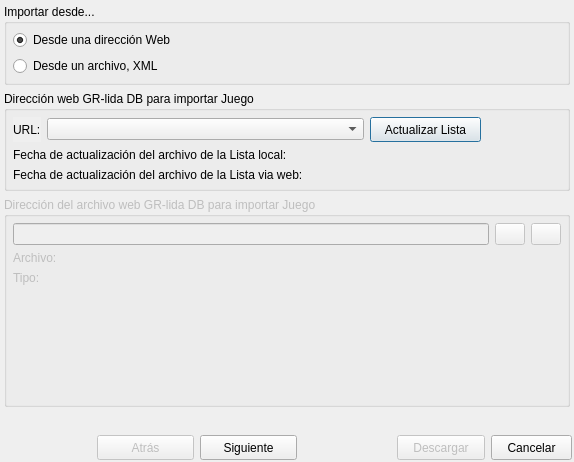
This is ui/importar_juego.ui in Monthy/gr-lida as Qt 5 draws it before an edit. The edited form follows.
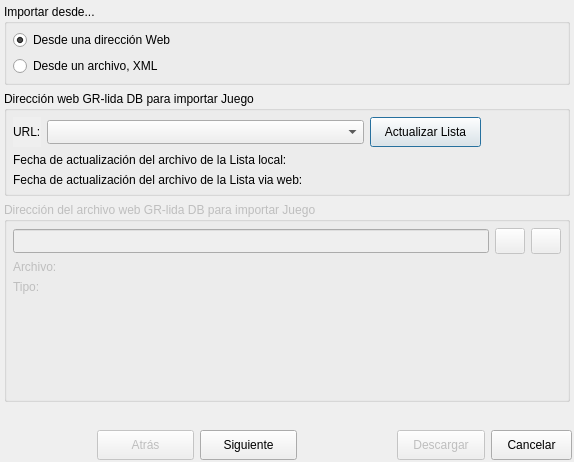
This is the edited form. Icons and pictures are not drawn.

What changed in the file:
```diff
--- a/ui/importar_juego.ui
+++ b/ui/importar_juego.ui
@@ -109,6 +109,12 @@
                 <verstretch>0</verstretch>
                </sizepolicy>
               </property>
+              <property name="minimumSize" >
+               <size>
+                <width>0</width>
+                <height>24</height>
+               </size>
+              </property>
               <property name="editable" >
                <bool>false</bool>
               </property>
@@ -119,7 +125,7 @@
               <property name="minimumSize" >
                <size>
                 <width>111</width>
-                <height>25</height>
+                <height>30</height>
                </size>
               </property>
               <property name="text" >
@@ -211,10 +217,23 @@
           <item>
            <layout class="QHBoxLayout" >
             <item>
-             <widget class="QLineEdit" name="DirFileXML" />
+             <widget class="QLineEdit" name="DirFileXML" >
+              <property name="minimumSize" >
+               <size>
+                <width>0</width>
+                <height>24</height>
+               </size>
+              </property>
+             </widget>
             </item>
             <item>
              <widget class="QPushButton" name="btnDirFileXML" >
+              <property name="minimumSize" >
+               <size>
+                <width>30</width>
+                <height>26</height>
+               </size>
+              </property>
               <property name="maximumSize" >
                <size>
                 <width>30</width>
@@ -232,6 +251,12 @@
             </item>
             <item>
              <widget class="QPushButton" name="btnDirFileXML_clear" >
+              <property name="minimumSize" >
+               <size>
+                <width>30</width>
+                <height>26</height>
+               </size>
+              </property>
               <property name="maximumSize" >
                <size>
                 <width>30</width>
@@ -1260,13 +1285,7 @@
        <property name="minimumSize" >
         <size>
          <width>97</width>
-         <height>25</height>
-        </size>
-       </property>
-       <property name="maximumSize" >
-        <size>
-         <width>97</width>
-         <height>25</height>
+         <height>30</height>
         </size>
        </property>
        <property name="text" >
@@ -1286,13 +1305,7 @@
        <property name="minimumSize" >
         <size>
          <width>97</width>
-         <height>25</height>
-        </size>
-       </property>
-       <property name="maximumSize" >
-        <size>
-         <width>97</width>
-         <height>25</height>
+         <height>30</height>
         </size>
        </property>
        <property name="text" >
@@ -1325,13 +1338,7 @@
        <property name="minimumSize" >
         <size>
          <width>88</width>
-         <height>25</height>
-        </size>
-       </property>
-       <property name="maximumSize" >
-        <size>
-         <width>88</width>
-         <height>25</height>
+         <height>30</height>
         </size>
        </property>
        <property name="text" >
@@ -1351,13 +1358,7 @@
        <property name="minimumSize" >
         <size>
          <width>81</width>
-         <height>25</height>
-        </size>
-       </property>
-       <property name="maximumSize" >
-        <size>
-         <width>97</width>
-         <height>25</height>
+         <height>30</height>
         </size>
        </property>
        <property name="text" >
```
